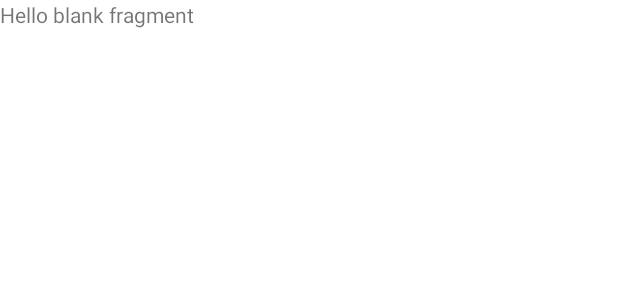
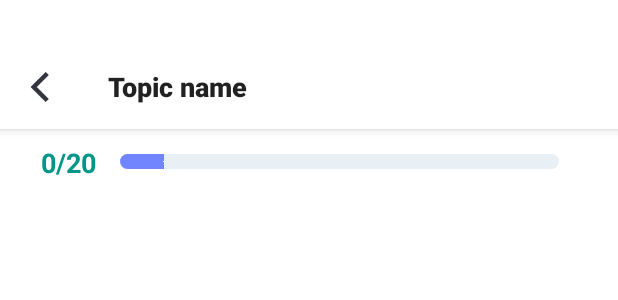
Before and after one commit to khongphaiduycuannn/Practice-for-TOEIC-Test-Rebuild, an Android app: the layout fragment_test.xml on its own in the app's theme, with its tools: preview values and no code run, on a phone screen of 412 x 824 dp. Shown: the top 300 px of the screen. Run offline under Robolectric (Android 15) with nearby library versions, the phone set to English and light mode, and no system bars.

Commit message:
Add UI practice test fragment.

```diff
--- a/app/src/main/res/layout/fragment_test.xml
+++ b/app/src/main/res/layout/fragment_test.xml
@@ -1,13 +1,61 @@
 <?xml version="1.0" encoding="utf-8"?>
-<FrameLayout xmlns:android="http://schemas.android.com/apk/res/android"
+<ScrollView xmlns:android="http://schemas.android.com/apk/res/android"
+    xmlns:app="http://schemas.android.com/apk/res-auto"
     xmlns:tools="http://schemas.android.com/tools"
-    android:layout_width="match_parent"
-    android:layout_height="match_parent"
+    android:layout_width="fill_parent"
+    android:layout_height="fill_parent"
     tools:context=".ui.test.TestFragment">
 
-    <TextView
+    <LinearLayout
         android:layout_width="match_parent"
-        android:layout_height="match_parent"
-        android:text="@string/hello_blank_fragment" />
+        android:layout_height="wrap_content"
+        android:orientation="vertical">
 
-</FrameLayout>
+        <androidx.appcompat.widget.Toolbar
+            android:id="@+id/toolbar"
+            android:layout_width="match_parent"
+            android:layout_height="86dp"
+            android:background="#FFFFFF"
+            android:elevation="4dp"
+            android:paddingTop="30dp"
+            app:navigationIcon="@drawable/ic_back"
+            app:title="Topic name"
+            app:titleTextAppearance="@style/title_style" />
+
+        <LinearLayout
+            android:layout_width="match_parent"
+            android:layout_height="wrap_content">
+
+            <TextView
+                android:id="@+id/txt_progress"
+                android:layout_width="wrap_content"
+                android:layout_height="wrap_content"
+                android:layout_gravity="center"
+                android:layout_marginVertical="10dp"
+                android:layout_marginStart="27dp"
+                android:gravity="center"
+                android:text="0/20"
+                android:textColor="#009688"
+                android:textSize="18sp"
+                android:textStyle="bold" />
+
+            <SeekBar
+                android:id="@+id/seek_bar"
+                android:layout_width="match_parent"
+                android:layout_height="wrap_content"
+                android:layout_gravity="center"
+                android:layout_marginEnd="23dp"
+                android:max="100"
+                android:maxHeight="10dp"
+                android:progress="10"
+                android:progressDrawable="@drawable/bg_seekbar_blue"
+                android:thumb="@android:color/transparent" />
+        </LinearLayout>
+
+        <!--        <include-->
+        <!--            android:id="@+id/question_card"-->
+        <!--            layout="@layout/view_test_question_area"-->
+        <!--            android:layout_width="match_parent"-->
+        <!--            android:layout_height="match_parent" />-->
+    </LinearLayout>
+</ScrollView>
```
Also changed, not shown: app/src/main/res/drawable/ic_play_button.xml (added, +15 -0 lines), app/src/main/res/layout/view_test_question.xml (added, +122 -0 lines), app/src/main/res/layout/view_test_question_choice.xml (added, +117 -0 lines), app/src/main/res/layout/view_test_question_result.xml (added, +74 -0 lines), app/src/main/res/drawable/ic_choice_correct.png (added), app/src/main/res/drawable/ic_choice_unchecked.png (added), app/src/main/res/drawable/ic_choice_wrong.png (added), app/src/main/res/drawable/img_continue.png (added), app/src/main/res/drawable/img_hehe.png (added), app/src/main/res/drawable/img_huhu.png (added), app/src/main/res/drawable/img_mark.png (added).
